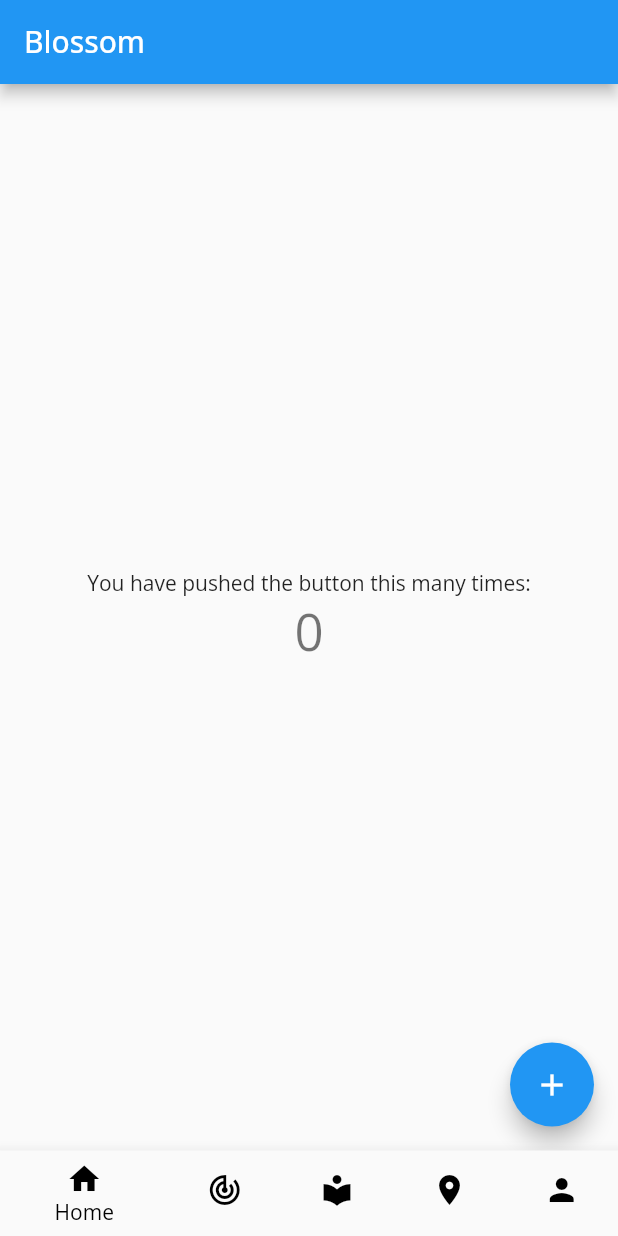
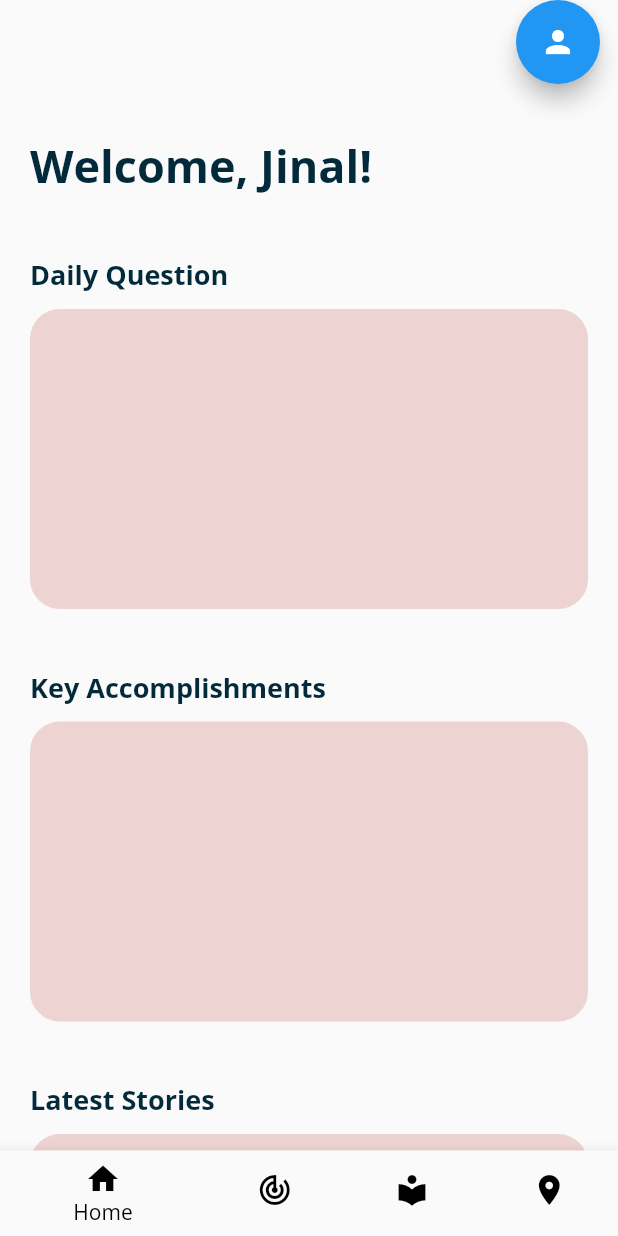
Before and after one commit to aditisandhu/blossom, a Flutter app: the screen it shows after launch, on a phone screen of 412 x 824 dp. Run offline on Flutter 3.47's test engine with Material 2 defaults, Android fonts, the phone set to English and light mode, and no system bars; our stand-ins replace geolocator, google_maps_flutter, sliding_up_panel; missing offline and left inert: flutter_polyline_points.

Commit message:
Started home page

```diff
--- a/testapp/lib/home_page.dart
+++ b/testapp/lib/home_page.dart
@@ -1,4 +1,5 @@
 import 'package:flutter/material.dart';
+import './navigation_bar.dart';
 
 class MyHomePage extends StatefulWidget {
   const MyHomePage({Key? key, required this.title}) : super(key: key);
@@ -6,43 +7,123 @@ class MyHomePage extends StatefulWidget {
   final String title;
 
   @override
-  State<MyHomePage> createState() => _MyHomePageState();
+  State<MyHomePage> createState() => MyHomePageState();
 }
 
-class _MyHomePageState extends State<MyHomePage> {
-  int _counter = 0;
+class MyHomePageState extends State<MyHomePage> {
+  String username = 'Jinal';
+  bool profilePageFlag = false;
 
-  void _incrementCounter() {
+  profilePageRequested() {
     setState(() {
-      _counter++;
+      profilePageFlag = true;
+    });
+  }
+
+  homePageRequested() {
+    setState(() {
+      profilePageFlag = false;
     });
   }
 
   @override
   Widget build(BuildContext context) {
+    if (profilePageFlag) { return profilePage(); }
+
+    else {
+      return Scaffold(
+        floatingActionButton: FloatingActionButton(
+          onPressed: profilePageRequested,
+          child: const Icon(Icons.person),
+        ),
+        floatingActionButtonLocation: FloatingActionButtonLocation.miniEndTop,
+
+        body: SingleChildScrollView(
+          child: Container(padding: const EdgeInsets.all(20),
+            child: Column(crossAxisAlignment: CrossAxisAlignment.start,
+              children: [
+
+                SizedBox(height: 70,),
+                Text("Welcome, ${username}!", style: TextStyle(fontWeight: FontWeight.bold, fontSize: 30, color: Color.fromARGB(255, 2, 42, 59))),
+
+                SizedBox(height: 40,),
+                Text("Daily Question", style: TextStyle(fontWeight: FontWeight.bold, fontSize: 18, color: Color.fromARGB(255, 2, 42, 59))),
+
+                SizedBox(height: 10,),
+                Container(
+                  width: MediaQuery.of(context).size.width,
+                  height: 200,
+                  decoration: BoxDecoration(
+                    color: Color.fromARGB(255, 237, 211, 210),
+                    border: Border.all(
+                      color: Color.fromARGB(255, 237, 211, 210),
+                    ),
+                    borderRadius: BorderRadius.all(Radius.circular(20))
+                  ),
+                ),
+
+                SizedBox(height: 40,),
+                Text("Key Accomplishments", style: TextStyle(fontWeight: FontWeight.bold, fontSize: 18, color: Color.fromARGB(255, 2, 42, 59))),
+
+                SizedBox(height: 10,),
+                Container(
+                  width: MediaQuery.of(context).size.width,
+                  height: 200,
+                  decoration: BoxDecoration(
+                    color: Color.fromARGB(255, 237, 211, 210),
+                    border: Border.all(
+                      color: Color.fromARGB(255, 237, 211, 210),
+                    ),
+                    borderRadius: BorderRadius.all(Radius.circular(20))
+                  ),
+                ),
+
+                SizedBox(height: 40,),
+                Text("Latest Stories", style: TextStyle(fontWeight: FontWeight.bold, fontSize: 18, color: Color.fromARGB(255, 2, 42, 59))),
+
+                SizedBox(height: 10,),
+                for (int i=0; i<5; i++)
+                Container(
+                  width: MediaQuery.of(context).size.width,
+                  height: 75,
+                  margin: EdgeInsets.only(bottom: 10),
+                  decoration: BoxDecoration(
+                    color: Color.fromARGB(255, 237, 211, 210),
+                    border: Border.all(
+                      color: Color.fromARGB(255, 237, 211, 210),
+                    ),
+                    borderRadius: BorderRadius.all(Radius.circular(20))
+                  ),
+                ),
+              ],
+            ),
+          ),
+        ),
+      );
+    }
+  }
+
+  Widget profilePage() {
     return Scaffold(
-      appBar: AppBar(
-        title: const Text('Blossom'),
+      floatingActionButton: FloatingActionButton(
+        onPressed: homePageRequested,
+        child: const Icon(Icons.arrow_back),
       ),
-      body: Center(
-        child: Column(
-          mainAxisAlignment: MainAxisAlignment.center,
-          children: <Widget>[
-            const Text(
-              'You have pushed the button this many times:',
-            ),
-            Text(
-              '$_counter',
-              style: Theme.of(context).textTheme.headline4,
-            ),
-          ],
-        ),
-      ),
-      floatingActionButton: FloatingActionButton(
-        onPressed: _incrementCounter,
-        tooltip: 'Increment',
-        child: const Icon(Icons.add),
+      floatingActionButtonLocation: FloatingActionButtonLocation.miniStartTop,
+
+      body: SingleChildScrollView(child:
+        Container(padding: const EdgeInsets.all(20),
+          child: Column(crossAxisAlignment: CrossAxisAlignment.start,
+            children: [
+              SizedBox(height: 80,),
+
+              Text("Name: ${username}", style: TextStyle(fontWeight: FontWeight.bold, fontSize: 18, color: Color.fromARGB(255, 2, 42, 59))),
+
+            ]
+          ),
+        )
       ),
     );
   }
+
 }
--- a/testapp/lib/main.dart
+++ b/testapp/lib/main.dart
@@ -15,7 +15,7 @@ class App extends StatelessWidget {
   Widget build(BuildContext context) {
     return MaterialApp(
       title: _title,
-      home: Home(),
+      home: NavHome(),
       theme: ThemeData(
         fontFamily: 'OpenSans'
       ),
--- a/testapp/lib/maps_page.dart
+++ b/testapp/lib/maps_page.dart
@@ -538,7 +538,7 @@ class MapSampleState extends State<MapSample> {
             if (allResults[i]!=results) ...[
             Padding(padding: EdgeInsets.only(right: 13), child: InkWell(child: Container(
               width: 200,
-              height: 115,
+              height: 130,
               margin: const EdgeInsets.only(top: 5),
               alignment: Alignment.center,
               decoration: BoxDecoration(
--- a/testapp/lib/navigation_bar.dart
+++ b/testapp/lib/navigation_bar.dart
@@ -3,18 +3,18 @@ import 'learning_page.dart';
 import 'home_page.dart';
 import 'maps_page.dart';
 
-class Home extends StatefulWidget {
-  const Home({Key? key}) : super(key: key);
+class NavHome extends StatefulWidget {
+  const NavHome({Key? key}) : super(key: key);
 
   @override
   State createState() {
-    return _HomeState();
+    return NavHomeState();
   }
 }
 
-class _HomeState extends State<Home> {
+class NavHomeState extends State<NavHome> {
 
-  int _selectedIndex = 0;
+  int selectedIndex = 0;
 
   static const TextStyle optionStyle =
       TextStyle(fontSize: 30, fontWeight: FontWeight.bold, color: Colors.black);
@@ -28,15 +28,11 @@ class _HomeState extends State<Home> {
     ),
     LearningPage(),
     MapSample(),
-    Text(
-      'Page 5: Profile',
-      style: optionStyle,
-    ),
   ];
 
-  void _onItemTapped(int index) {
+  void onItemTapped(int index) {
     setState(() {
-      _selectedIndex = index;
+      selectedIndex = index;
     });
   }
 
@@ -44,7 +40,7 @@ class _HomeState extends State<Home> {
   Widget build(BuildContext context) {
     return Scaffold(
       body: IndexedStack(
-        index: _selectedIndex,
+        index: selectedIndex,
         children: _pages,
       ),
       bottomNavigationBar: BottomNavigationBar(
@@ -65,14 +61,10 @@ class _HomeState extends State<Home> {
             icon: Icon(Icons.location_on, color: Colors.black,),
             label: 'Map',
           ),
-          BottomNavigationBarItem(
-            icon: Icon(Icons.person, color: Colors.black,),
-            label: 'Profile',
-          ),
         ],
-        currentIndex: _selectedIndex,
+        currentIndex: selectedIndex,
         selectedItemColor: Colors.black,
-        onTap: _onItemTapped,
+        onTap: onItemTapped,
       ),
     );
   }
```
